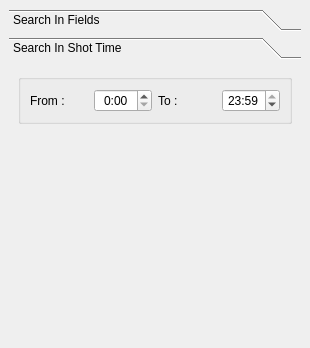
First picture: the form in src/components/addons/searchDatabase/ui/Search_Database.ui, repository KelSolaar/sIBL_GUI, before the edit.
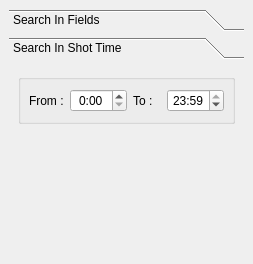
Second picture: the form after the edit. The open tabs and pages were chosen to show the change.

The edit to the form file:
```diff
--- a/src/components/addons/searchDatabase/ui/Search_Database.ui
+++ b/src/components/addons/searchDatabase/ui/Search_Database.ui
@@ -2,14 +2,6 @@
 <ui version="4.0">
  <class>Search_Database_DockWidget</class>
  <widget class="QDockWidget" name="Search_Database_DockWidget">
-  <property name="geometry">
-   <rect>
-    <x>0</x>
-    <y>0</y>
-    <width>310</width>
-    <height>348</height>
-   </rect>
-  </property>
   <property name="windowTitle">
    <string>Search Database</string>
   </property>
@@ -154,6 +146,12 @@
            <string/>
           </property>
           <layout class="QGridLayout" name="Shot_Time_groupBox_gridLayout">
+           <property name="leftMargin">
+            <number>8</number>
+           </property>
+           <property name="rightMargin">
+            <number>8</number>
+           </property>
            <item row="3" column="0">
             <widget class="QLabel" name="To_label">
              <property name="text">
```
